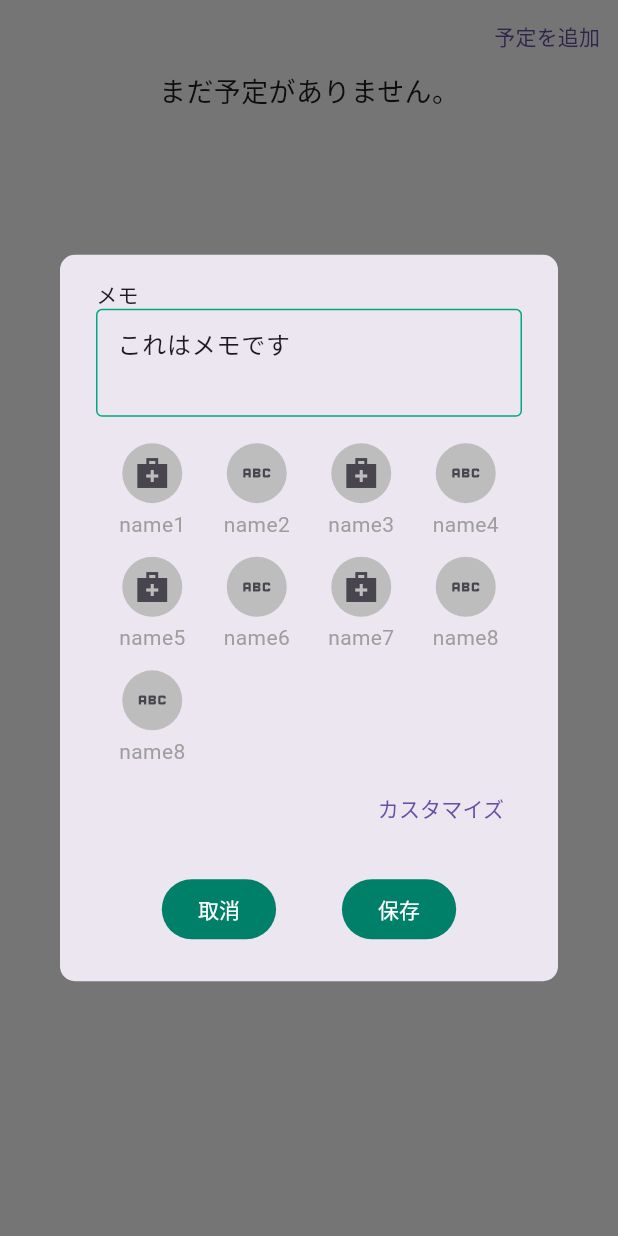
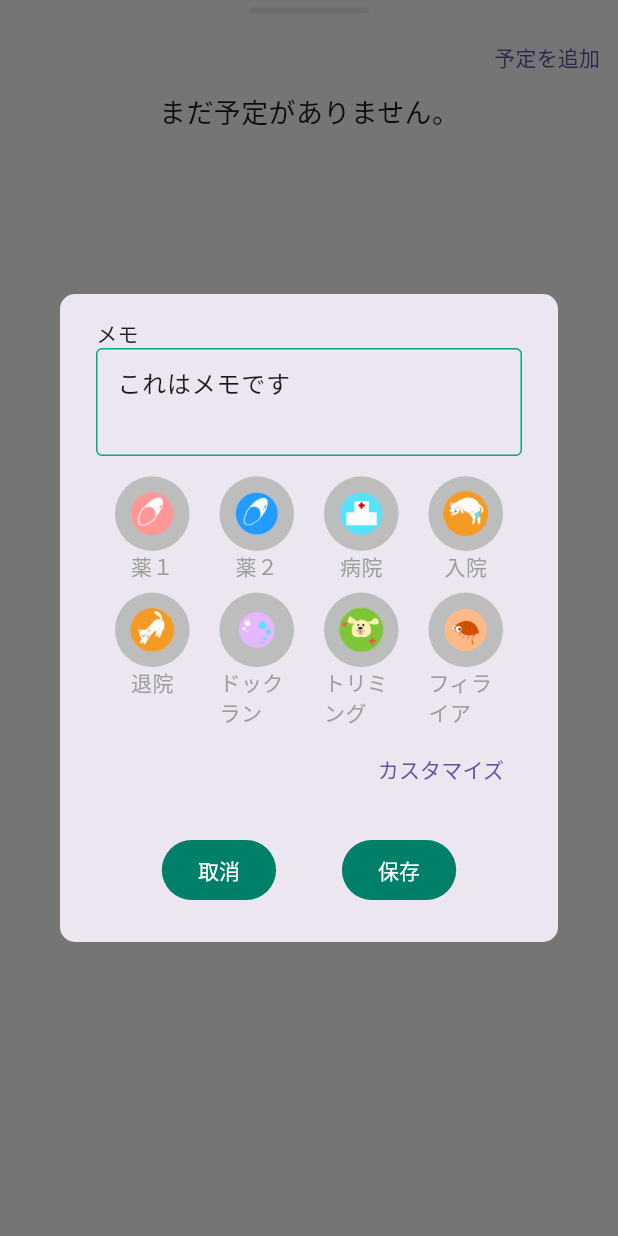
Before and after one commit to wonjongseo/every_pet, a Flutter app: the BottomSheetWidget widget shown alone on an empty page, opened directly, after a tap on "予定を追加", on a phone screen of 412 x 824 dp. Run offline on Flutter 3.47's test engine with Material 3 defaults, Android fonts, the phone set to English and light mode, and no system bars; our stand-ins replace flutter_datetime_picker_plus, flutter_svg, font_awesome_flutter, get, hive, hive_flutter and 2 more; missing offline and left inert: photo_manager; accounts and stored records are empty; Roboto replaces fonts that are missing (ZenMaruGothic).

Commit message:
calender screen and app icon

```diff
--- a/lib/controllers/calendar_controller.dart
+++ b/lib/controllers/calendar_controller.dart
@@ -16,6 +16,8 @@ class CalendarController extends GetxController {
   final kToday = DateTime.now();
   late DateTime kFirstDay;
   late DateTime kLastDay;
+
+  List<StampModel> stamps = tempStamps;
 
   TodoRepository todoRepository = TodoRepository();
 
@@ -90,6 +92,33 @@ class CalendarController extends GetxController {
     );
   }
 
+  List<int> getSavedStampIndex() {
+    List<int> savedStampIndex = [];
+    if (kEvents[focusedDay] == null) {
+      return [];
+    }
+
+    for (var stamps in kEvents[focusedDay]![0].stamps) {
+      savedStampIndex.add(stamps.iconIndex);
+    }
+    print('savedStampIndex : ${savedStampIndex}');
+
+    return savedStampIndex;
+  }
+
+  bool isSaved(int index) {
+    if (kEvents[focusedDay] == null) {
+      return false;
+    }
+
+    for (var stamps in kEvents[focusedDay]![0].stamps) {
+      if (stamps.iconIndex == index) {
+        return true;
+      }
+    }
+    return false;
+  }
+
   void clickAddbtn() async {
     final result = await Get.dialog(
       barrierDismissible: false,
@@ -123,16 +152,23 @@ class CalendarController extends GetxController {
       dateTime: focusedDay,
     );
 
-    if (kEvents[focusedDay] == null) {
-      kEvents[focusedDay] = [];
-    }
+    kEvents[focusedDay] = [];
     kEvents[focusedDay]!.add(todoModel);
 
     todoRepository.saveTodo(todoModel);
+    // if (kEvents[focusedDay] == null) {
+    //   kEvents[focusedDay] = [];
+    //   kEvents[focusedDay]!.add(todoModel);
+
+    //   todoRepository.saveTodo(todoModel);
+    // } else {
+    //   kEvents[focusedDay] = [];
+    //   kEvents[focusedDay]!.add(todoModel);
+    //   todoRepository.updateTodo(todoModel);
+    // }
+
     update();
   }
-
-  late final List<TodoModel> _selectedEvents;
 
   DateTime _focusedDay = DateTime.now();
 
@@ -144,21 +180,4 @@ class CalendarController extends GetxController {
     // Implementation example
     return kEvents[day] ?? [];
   }
-
-  final Set<DateTime> _selectedDays = LinkedHashSet<DateTime>(
-    equals: isSameDay,
-    hashCode: getHashCode,
-  );
-
-  List<StampModel> stamps = [
-    StampModel(name: 'name1', icon: Icons.medical_services_sharp),
-    StampModel(name: 'name2', icon: Icons.abc),
-    StampModel(name: 'name3', icon: Icons.medical_services_sharp),
-    StampModel(name: 'name4', icon: Icons.abc),
-    StampModel(name: 'name5', icon: Icons.medical_services_sharp),
-    StampModel(name: 'name6', icon: Icons.abc),
-    StampModel(name: 'name7', icon: Icons.medical_services_sharp),
-    StampModel(name: 'name8', icon: Icons.abc),
-    StampModel(name: 'name8', icon: Icons.abc),
-  ];
 }
--- a/lib/models/stamp_model.dart
+++ b/lib/models/stamp_model.dart
@@ -1,3 +1,4 @@
+import 'package:every_pet/common/utilities/app_image_path.dart';
 import 'package:flutter/material.dart';
 import 'package:hive/hive.dart';
 
@@ -8,13 +9,55 @@ class StampModel {
   @HiveField(0)
   String name;
   @HiveField(1)
-  IconData icon;
+  int iconIndex;
 
   // @HiveField(2, defaultValue: false)
   // bool isDone;
 
-  StampModel({required this.name, required this.icon});
+  StampModel({required this.name, required this.iconIndex});
 
   @override
-  String toString() => 'Stamp(name: $name, icon: $icon)';
+  String toString() => 'Stamp(name: $name, icon: $iconIndex)';
+
+  String getIcon() {
+    String imagePath = '';
+    switch (iconIndex) {
+      case 0:
+        imagePath = AppImagePath.medition1;
+        break;
+      case 1:
+        imagePath = AppImagePath.medition2;
+        break;
+      case 2:
+        imagePath = AppImagePath.hospital;
+        break;
+      case 3:
+        imagePath = AppImagePath.nyuuinn;
+        break;
+      case 4:
+        imagePath = AppImagePath.taiinn;
+        break;
+      case 5:
+        imagePath = AppImagePath.trimming;
+        break;
+      case 6:
+        imagePath = AppImagePath.dogrun;
+        break;
+      case 7:
+        imagePath = AppImagePath.bug1;
+        break;
+    }
+    return imagePath;
+  }
 }
+
+List<StampModel> tempStamps = [
+  StampModel(name: '薬１', iconIndex: 0),
+  StampModel(name: '薬２', iconIndex: 1),
+  StampModel(name: '病院', iconIndex: 2),
+  StampModel(name: '入院', iconIndex: 3),
+  StampModel(name: '退院', iconIndex: 4),
+  StampModel(name: 'ドックラン', iconIndex: 5),
+  StampModel(name: 'トリミング', iconIndex: 6),
+  StampModel(name: 'フィライア', iconIndex: 7),
+];
--- a/lib/view/calendar/widgets/bottom_sheet_widget.dart
+++ b/lib/view/calendar/widgets/bottom_sheet_widget.dart
@@ -1,8 +1,11 @@
 import 'package:every_pet/common/utilities/app_color.dart';
 import 'package:every_pet/common/utilities/responsive.dart';
 import 'package:every_pet/common/widgets/custom_text_feild.dart';
+import 'package:every_pet/common/widgets/short_bar.dart';
 import 'package:every_pet/controllers/calendar_controller.dart';
+import 'package:every_pet/models/stamp_model.dart';
 import 'package:every_pet/view/calendar/calendar_screen.dart';
+import 'package:every_pet/view/stamp_custom/stamp_custom_screen.dart';
 import 'package:flutter/material.dart';
 import 'package:flutter_svg/svg.dart';
 import 'package:get/get.dart';
@@ -16,19 +19,34 @@ class BottomSheetWidget extends StatelessWidget {
       return Column(
         mainAxisSize: MainAxisSize.min,
         children: [
+          ShortHBar(
+            width: Responsive.width10 * 8,
+          ),
           Align(
             alignment: Alignment.centerRight,
             child: TextButton(
               onPressed: controller.clickAddbtn,
               child: Text(
-                  controller.isNotEmptyFocusedDayEvent() ? '予定を変更' : '予定を追加'),
+                controller.isNotEmptyFocusedDayEvent() ? '予定を変更' : '予定を追加',
+              ),
             ),
           ),
           if (controller.isNotEmptyFocusedDayEvent())
             Column(
               children: [
-                Text(controller.getFocusedDayEvent()![0].memo),
-                Wrap(
+                Padding(
+                  padding: EdgeInsets.only(
+                    right: Responsive.width20,
+                    left: Responsive.width20,
+                    bottom: Responsive.height20,
+                  ),
+                  child: CustomTextField(
+                    readOnly: true,
+                    maxLines: 2,
+                    hintText: controller.getFocusedDayEvent()![0].memo,
+                  ),
+                ),
+                Column(
                   children: List.generate(
                     controller.getFocusedDayEvent()![0].stamps.length,
                     (index) => Padding(
@@ -36,8 +54,10 @@ class BottomSheetWidget extends StatelessWidget {
                         bottom: Responsive.height10,
                         left: Responsive.width10,
                       ),
-                      child: Column(
-                        mainAxisSize: MainAxisSize.min,
+                      child: Padding(
+                        padding: EdgeInsets.symmetric(
+                            horizontal: Responsive.width10 * 2),
+                        child: Row(
                           children: [
                             Container(
                               height: 40,
@@ -46,11 +66,11 @@ class BottomSheetWidget extends StatelessWidget {
                                 color: AppColors.blueLight.withOpacity(.5),
                                 shape: BoxShape.circle,
                               ),
-                            child: Icon(
+                              child: Image.asset(
                                 controller
                                     .getFocusedDayEvent()![0]
                                     .stamps[index]
-                                  .icon,
+                                    .getIcon(),
                               ),
                             ),
                             SizedBox(width: Responsive.width10),
@@ -61,6 +81,7 @@ class BottomSheetWidget extends StatelessWidget {
                                   .name,
                             ),
                           ],
+                        ),
                       ),
                     ),
                   ),
@@ -91,15 +112,85 @@ class CustomAlertDialog extends StatefulWidget {
 class _CustomAlertDialogState extends State<CustomAlertDialog> {
   List<int> selectedIndexs = [];
   TextEditingController memoController = TextEditingController(text: 'これはメモです');
+  CalendarController controller = Get.find<CalendarController>();
+
+  @override
+  void initState() {
+    selectedIndexs = controller.getSavedStampIndex();
+    super.initState();
+  }
 
   @override
   void dispose() {
     memoController.dispose();
+
     super.dispose();
   }
 
   @override
   Widget build(BuildContext context) {
+    return Column(
+      mainAxisSize: MainAxisSize.min,
+      children: [
+        Column(
+          crossAxisAlignment: CrossAxisAlignment.start,
+          children: [
+            const Text('メモ'),
+            CustomTextField(
+              maxLines: 2,
+              controller: memoController,
+            ),
+          ],
+        ),
+        SizedBox(height: Responsive.height10),
+        Wrap(
+          children: List.generate(
+            controller.stamps.length,
+            (index) => ColIconButton(
+              icon: controller.stamps[index].getIcon(),
+              label: controller.stamps[index].name,
+              onTap: () {
+                if (selectedIndexs.contains(index)) {
+                  selectedIndexs.remove(index);
+                } else {
+                  selectedIndexs.add(index);
+                }
+                setState(() {});
+              },
+              isActive: selectedIndexs.contains(index),
+            ),
+          ),
+        ),
+        Align(
+          alignment: Alignment.centerRight,
+          child: TextButton(
+            onPressed: () {
+              Get.to(() => StampCustomScreen());
+            },
+            child: Text('カスタマイズ'),
+          ),
+        ),
+        SizedBox(height: Responsive.height20),
+        Row(
+          mainAxisAlignment: MainAxisAlignment.spaceEvenly,
+          children: [
+            ElevatedButton(
+              onPressed: () => Get.back(result: null),
+              child: const Text('取消'),
+            ),
+            ElevatedButton(
+                onPressed: () {
+                  Get.back(result: {
+                    'selectedIndexs': selectedIndexs,
+                    'memo': memoController.text,
+                  });
+                },
+                child: const Text('保存')),
+          ],
+        ),
+      ],
+    );
+
     return GetBuilder<CalendarController>(builder: (controller) {
       return Column(
         mainAxisSize: MainAxisSize.min,
@@ -119,7 +210,7 @@ class _CustomAlertDialogState extends State<CustomAlertDialog> {
             children: List.generate(
               controller.stamps.length,
               (index) => ColIconButton(
-                icon: controller.stamps[index].icon,
+                icon: controller.stamps[index].getIcon(),
                 label: controller.stamps[index].name,
                 onTap: () {
                   if (selectedIndexs.contains(index)) {
@@ -135,7 +226,10 @@ class _CustomAlertDialogState extends State<CustomAlertDialog> {
           ),
           Align(
             alignment: Alignment.centerRight,
-            child: TextButton(onPressed: () {}, child: Text('カスタマイズ')),
+            child: TextButton(
+              onPressed: () {},
+              child: Text('カスタマイズ'),
+            ),
           ),
           SizedBox(height: Responsive.height20),
           Row(
```
Also changed, not shown: lib/common/utilities/app_image_path.dart (added, +13 -0 lines), lib/respository/todo_repository.dart (+19 -3 lines), lib/view/calendar/calendar_screen.dart (+29 -24 lines), lib/view/stamp_custom/stamp_custom_screen.dart (added, +14 -0 lines), assets/images/bisyon.png (added), assets/images/bug1.png (added), assets/images/bug2.png (added), assets/images/dogrun.png (added), assets/images/hospital.png (added), assets/images/medition1.png (added), assets/images/medition2.png (added), assets/images/nyuuinn.png (added), assets/images/pudlle.png (added), assets/images/taiinn.png (added), 3 more files, 53 other files. Lines whose indentation alone changed are shown as unchanged.
